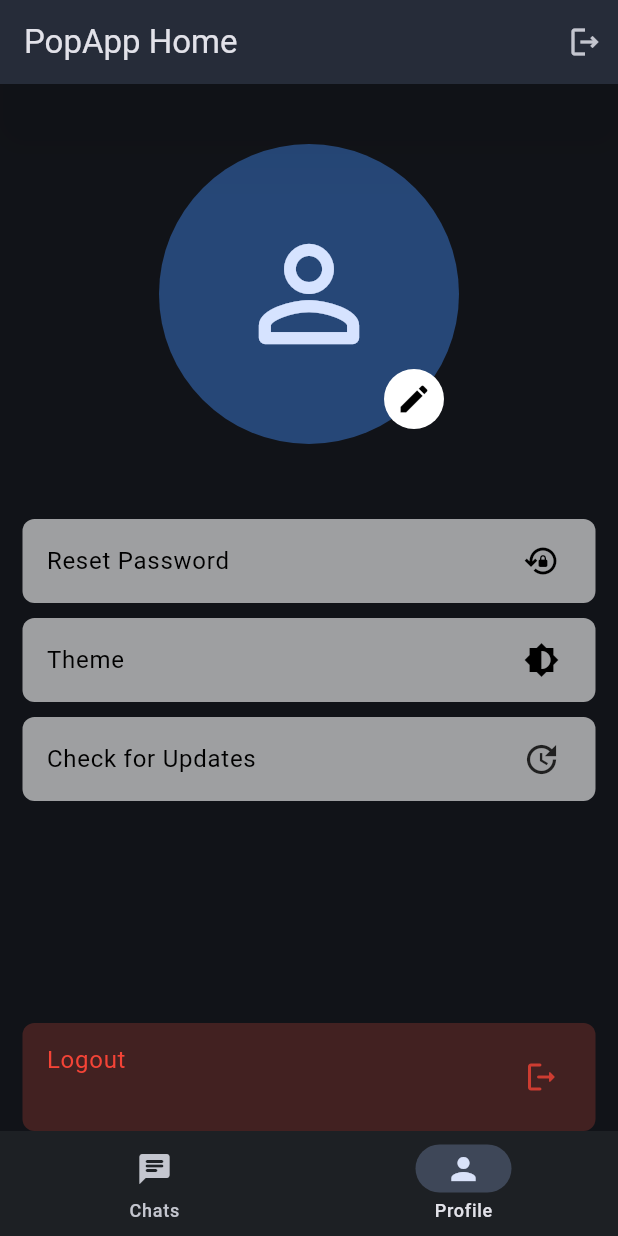
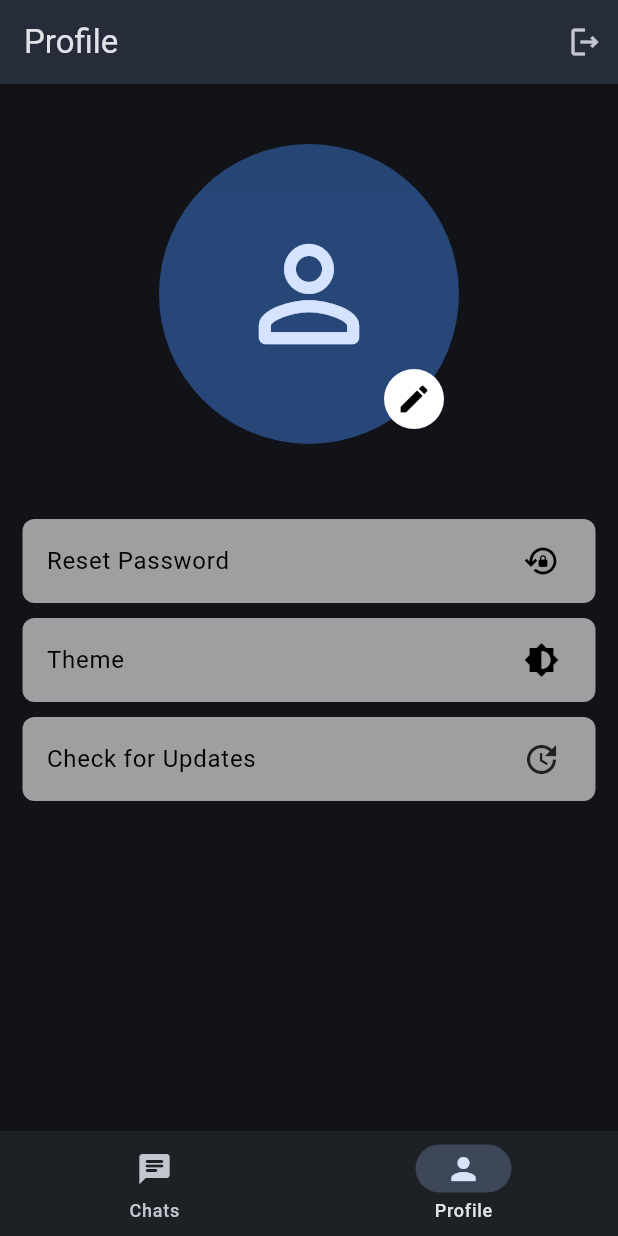
Before and after one commit to vrndv/Minty, a Flutter app: the screen it shows once a user with an empty profile is signed in, item 2 of the bottom bar chosen, on a phone screen of 412 x 824 dp. Run offline on Flutter 3.47's test engine with Material 3 defaults, Android fonts, the phone set to English and light mode, and no system bars; our stand-ins replace cloud_firestore, firebase_auth, firebase_core, rive; missing offline and left inert: keyboard_visibility_pro; accounts and stored records are empty.

Commit message:
logout fix

```diff
--- a/lib/screen/home/home.dart
+++ b/lib/screen/home/home.dart
@@ -84,8 +84,14 @@ class _DataBaseFormState extends State<DataBaseForm> {
         }
       },
       child: Scaffold(
+        //sabari
         appBar: AppBar(
-          title: const Text('PopApp Home'),
+          title: ValueListenableBuilder(
+            valueListenable: currentPageNotifier,
+            builder: (context, value, child) {
+              return value != 1 ? Text('Pop Home') : Text('Profile');
+            },
+          ),
           elevation: 20,
           shadowColor: const Color.fromARGB(83, 0, 0, 0),
           actions: [
@@ -104,11 +110,46 @@ class _DataBaseFormState extends State<DataBaseForm> {
                                 : Colors.white70,
                           ),
                         )
-                      : GestureDetector(onTap: () {
-                        //ADD POP UP WARNING HERE => sabarikasi
-                      },
-                      child:Icon(Icons.logout_outlined),
-                      );
+                      : GestureDetector(
+                          onTap: () {
+                            //ADD POP UP WARNING HERE => sabarikasi
+                            showDialog(
+                              context: context,
+                              builder: (BuildContext context) {
+                                return AlertDialog(
+                                  title: const Text('Confirm Logout'),
+                                  content: const Text(
+                                    'Do you really want to leave us',
+                                  ),
+                                  actions: [
+                                    TextButton(
+                                      onPressed: () {
+                                        Navigator.of(context).pop();
+                                        //closes the dialgoues
+                                      },
+                                      child: const Text('No'),
+                                    ),
+                                    TextButton(
+                                      onPressed: () {
+                                        Navigator.of(context).pop();
+                                        //closes the dialgoues
+                                        FirebaseAuth.instance.signOut();
+                                        Navigator.pushReplacement(
+                                          context,
+                                          MaterialPageRoute(
+                                            builder: (context) => Auth(),
+                                          ),
+                                        );
+                                      },
+                                      child: const Text('Yes'),
+                                    ),
+                                  ],
+                                );
+                              },
+                            );
+                          },
+                          child: Icon(Icons.logout_outlined),
+                        );
                 },
               ),
             ),
--- a/lib/screen/views/pages/profile.dart
+++ b/lib/screen/views/pages/profile.dart
@@ -117,16 +117,15 @@ class _ProfilePageState extends State<ProfilePage> {
             });
           },
           title: 'Theme',
-          icon:Icons.brightness_medium_sharp,
+          icon: Icons.brightness_medium_sharp,
         ),
 
         //CHECK UPDATE
-
         Container(
           margin: EdgeInsets.only(top: 10, left: 15, right: 15),
           decoration: BoxDecoration(
             color: currentTheme.value
-                ?  const Color.fromARGB(52, 163, 163, 163)
+                ? const Color.fromARGB(52, 163, 163, 163)
                 : const Color.fromARGB(151, 255, 255, 255),
             borderRadius: BorderRadius.circular(8),
           ),
@@ -201,43 +200,8 @@ class _ProfilePageState extends State<ProfilePage> {
         ),
 
         Expanded(child: Text("")),
+
         //LOGOUT
-        Container(
-          margin: EdgeInsets.only(top: 10, left: 15, right: 15),
-          decoration: BoxDecoration(
-            color: currentTheme.value
-                ? const Color.fromARGB(255, 252, 223, 223)
-                : const Color.fromARGB(255, 66, 33, 33),
-            borderRadius: BorderRadius.circular(8),
-          ),
-
-          child: ListTile(
-            onTap: () {
-              FirebaseAuth.instance.signOut();
-              Navigator.pushReplacement(
-                context,
-                MaterialPageRoute(
-                  builder: (context) {
-                    return Auth();
-                  },
-                ),
-              );
-            },
-            title: Text("Logout", style: TextStyle(color: Colors.red)),
-            subtitle: Text(
-              currentUser.value,
-              style: TextStyle(
-                color: currentTheme.value
-                    ? const Color.fromARGB(255, 0, 0, 0)
-                    : const Color.fromARGB(255, 255, 156, 156),
-              ),
-            ),
-            trailing: Icon(
-              Icons.logout_rounded,
-              color: const Color.fromARGB(199, 244, 67, 54),
-            ),
-          ),
-        ),
       ],
     );
   }
```
